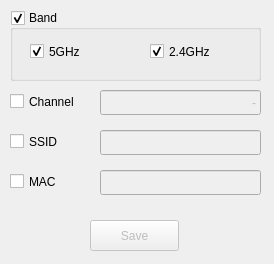
Before: the Qt Designer form linssid-app/ViewFilterDialog.ui in chunmeng/linssid-ex, drawn with Qt 5.
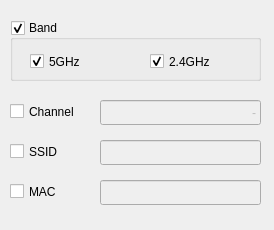
After: the same form once the commit is applied.

Commit message: view filter: ui: Remove unused save button

Diff of the .ui file:
```diff
--- a/linssid-app/ViewFilterDialog.ui
+++ b/linssid-app/ViewFilterDialog.ui
@@ -7,19 +7,19 @@
     <x>0</x>
     <y>0</y>
     <width>274</width>
-    <height>264</height>
+    <height>230</height>
    </rect>
   </property>
   <property name="minimumSize">
    <size>
     <width>274</width>
-    <height>264</height>
+    <height>230</height>
    </size>
   </property>
   <property name="maximumSize">
    <size>
     <width>274</width>
-    <height>264</height>
+    <height>230</height>
    </size>
   </property>
   <property name="windowTitle">
@@ -32,9 +32,9 @@
    <property name="geometry">
     <rect>
      <x>10</x>
-     <y>10</y>
+     <y>20</y>
      <width>251</width>
-     <height>71</height>
+     <height>61</height>
     </rect>
    </property>
    <property name="toolTip">
@@ -92,7 +92,7 @@
    <property name="geometry">
     <rect>
      <x>10</x>
-     <y>90</y>
+     <y>100</y>
      <width>92</width>
      <height>23</height>
     </rect>
@@ -111,7 +111,7 @@
    <property name="geometry">
     <rect>
      <x>100</x>
-     <y>90</y>
+     <y>100</y>
      <width>161</width>
      <height>25</height>
     </rect>
@@ -133,7 +133,7 @@
    <property name="geometry">
     <rect>
      <x>10</x>
-     <y>130</y>
+     <y>140</y>
      <width>92</width>
      <height>23</height>
     </rect>
@@ -152,7 +152,7 @@
    <property name="geometry">
     <rect>
      <x>10</x>
-     <y>170</y>
+     <y>180</y>
      <width>92</width>
      <height>23</height>
     </rect>
@@ -161,22 +161,6 @@
     <string>MAC</string>
    </property>
   </widget>
-  <widget class="QPushButton" name="buttonSave">
-   <property name="enabled">
-    <bool>false</bool>
-   </property>
-   <property name="geometry">
-    <rect>
-     <x>90</x>
-     <y>220</y>
-     <width>89</width>
-     <height>31</height>
-    </rect>
-   </property>
-   <property name="text">
-    <string>Save</string>
-   </property>
-  </widget>
   <widget class="QLineEdit" name="lineEditSSID">
    <property name="enabled">
     <bool>false</bool>
@@ -184,7 +168,7 @@
    <property name="geometry">
     <rect>
      <x>100</x>
-     <y>130</y>
+     <y>140</y>
      <width>161</width>
      <height>25</height>
     </rect>
@@ -209,7 +193,7 @@
    <property name="geometry">
     <rect>
      <x>100</x>
-     <y>170</y>
+     <y>180</y>
      <width>161</width>
      <height>25</height>
     </rect>
```
Left out of the diff: 6 changed lines with no effect on the pictures.
